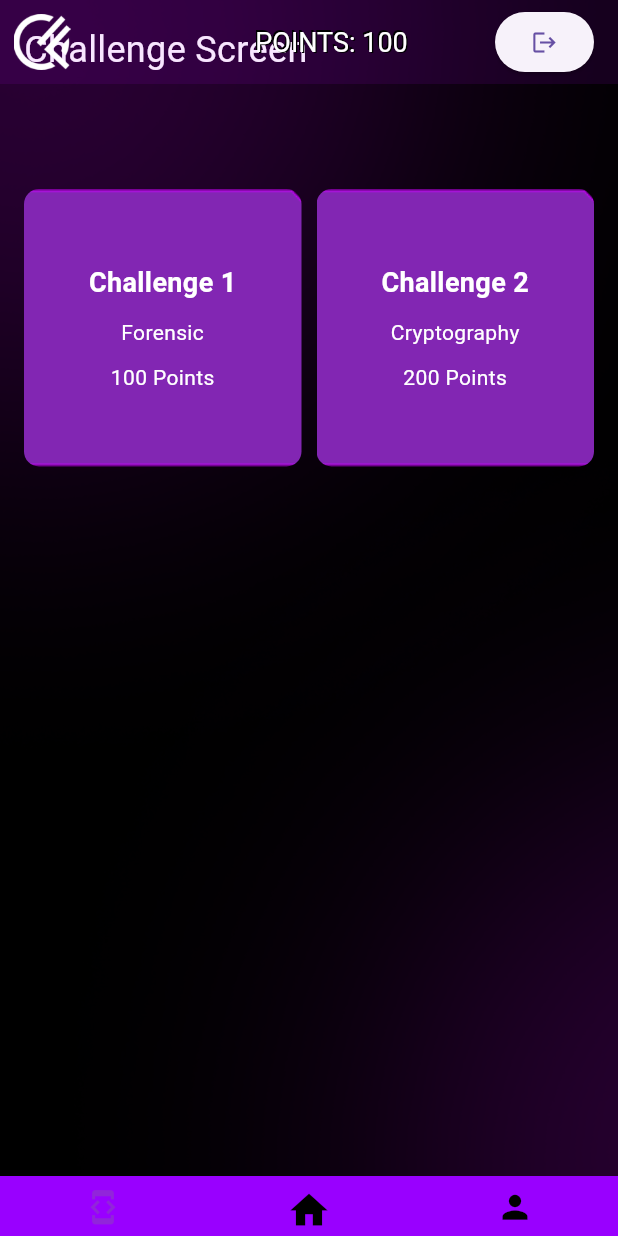
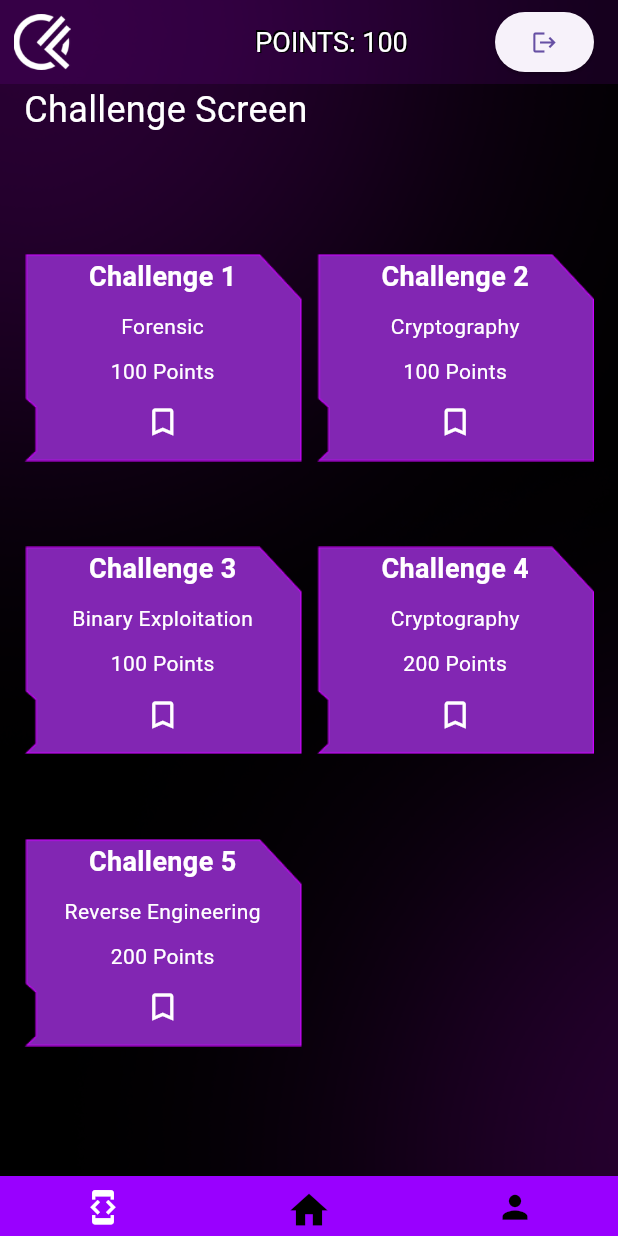
Before and after one commit to Michochi/Code-Fusion-Mobile-App, a Flutter app: the MainBodyScreen screen opened directly, scrolled down 576 dp, after a tap on the "developer mode" icon, on a phone screen of 412 x 824 dp. Run offline on Flutter 3.47's test engine with Material 3 defaults, Android fonts, the phone set to English and light mode, and no system bars; our stand-ins replace animated_text_kit, cloud_firestore, firebase_auth, firebase_core, google_fonts, shared_preferences; accounts and stored records are empty.

Commit message:
working bookmark and some minor UI changes

```diff
--- a/lib/main.dart
+++ b/lib/main.dart
@@ -2,7 +2,6 @@ import 'package:firebase_core/firebase_core.dart';
 import 'package:flutter/material.dart';
 import 'package:login_registration/screens/screen.dart';
 import 'firebase_options.dart';
-import 'package:google_fonts/google_fonts.dart';
 
 void main() async {
   WidgetsFlutterBinding.ensureInitialized();
@@ -20,11 +19,11 @@ class MyApp extends StatelessWidget {
     return MaterialApp(
       initialRoute: '/',
       routes: {
-        '/': (context) => const MainBodyScreen(),
+        '/': (context) => const LoginPage(),
         '/signin': (context) => const MyRegistration(),
         '/profile': (context) => const MyProfile(),
         '/home': (context) => const Homescreen(),
-        '/challenge': (context) => ChallengeScreen(),
+        '/challenge': (context) => const ChallengeScreen(),
       },
       title: 'Login And Registration',
       theme: ThemeData(
--- a/lib/screens/challenge.dart
+++ b/lib/screens/challenge.dart
@@ -1,9 +1,47 @@
 import 'package:flutter/material.dart';
 import 'package:google_fonts/google_fonts.dart';
 import 'package:login_registration/screens/solve.dart';
+import 'package:cloud_firestore/cloud_firestore.dart';
+import 'package:firebase_auth/firebase_auth.dart';
 
-class ChallengeScreen extends StatelessWidget {
+class ChallengeScreen extends StatefulWidget {
   const ChallengeScreen({super.key});
+
+  @override
+  _ChallengeScreenState createState() => _ChallengeScreenState();
+}
+
+class _ChallengeScreenState extends State<ChallengeScreen> {
+  final FirebaseAuth _auth = FirebaseAuth.instance;
+  final FirebaseFirestore _firestore = FirebaseFirestore.instance;
+
+  Future<void> _bookmarkChallenge(Map<String, dynamic> challenge) async {
+    final user = _auth.currentUser;
+    if (user != null) {
+      final bookmarkRef =
+          _firestore.collection('users').doc(user.uid).collection('bookmarks');
+      final querySnapshot =
+          await bookmarkRef.where('name', isEqualTo: challenge['name']).get();
+      if (querySnapshot.docs.isEmpty) {
+        await bookmarkRef.add(challenge);
+      } else {
+        await querySnapshot.docs.first.reference.delete();
+      }
+      setState(() {}); // Update UI to reflect bookmark status change
+    }
+  }
+
+  Future<bool> _isBookmarked(String challengeName) async {
+    final user = _auth.currentUser;
+    if (user != null) {
+      final bookmarkRef =
+          _firestore.collection('users').doc(user.uid).collection('bookmarks');
+      final querySnapshot =
+          await bookmarkRef.where('name', isEqualTo: challengeName).get();
+      return querySnapshot.docs.isNotEmpty;
+    }
+    return false;
+  }
 
   @override
   Widget build(BuildContext context) {
@@ -23,6 +61,21 @@ class ChallengeScreen extends StatelessWidget {
       {
         'name': 'Challenge 2',
         'category': 'Cryptography',
+        'points': 100,
+      },
+      {
+        'name': 'Challenge 3',
+        'category': 'Binary Exploitation',
+        'points': 100,
+      },
+      {
+        'name': 'Challenge 4',
+        'category': 'Cryptography',
+        'points': 200,
+      },
+      {
+        'name': 'Challenge 5',
+        'category': 'Reverse Engineering',
         'points': 200,
       },
     ];
@@ -32,7 +85,7 @@ class ChallengeScreen extends StatelessWidget {
       backgroundColor: const Color.fromARGB(255, 0, 0, 0),
       body: Stack(
         children: [
-          Positioned(
+          const Positioned(
             left: -500,
             top: -500,
             child: Opacity(
@@ -42,7 +95,7 @@ class ChallengeScreen extends StatelessWidget {
               ),
             ),
           ),
-          Positioned(
+          const Positioned(
             left: 0,
             top: 250,
             child: Opacity(
@@ -57,6 +110,9 @@ class ChallengeScreen extends StatelessWidget {
             child: Column(
               crossAxisAlignment: CrossAxisAlignment.start,
               children: [
+                const SizedBox(
+                  height: 40,
+                ),
                 Text(
                   'Challenge Screen',
                   style: GoogleFonts.dotGothic16(
@@ -64,10 +120,10 @@ class ChallengeScreen extends StatelessWidget {
                     fontSize: 24,
                   ),
                 ),
-                SizedBox(height: 20),
                 Expanded(
                   child: GridView.builder(
-                    gridDelegate: SliverGridDelegateWithFixedCrossAxisCount(
+                    gridDelegate:
+                        const SliverGridDelegateWithFixedCrossAxisCount(
                       crossAxisCount: 2,
                       crossAxisSpacing: 10,
                       mainAxisSpacing: 10,
@@ -76,6 +132,13 @@ class ChallengeScreen extends StatelessWidget {
                     itemCount: challenges.length,
                     itemBuilder: (context, index) {
                       final challenge = challenges[index];
+                      return FutureBuilder<bool>(
+                        future: _isBookmarked(challenge['name'] as String),
+                        builder: (context, snapshot) {
+                          if (!snapshot.hasData) {
+                            return Center(child: CircularProgressIndicator());
+                          }
+                          final isBookmarked = snapshot.data!;
                           return GestureDetector(
                             onTap: () {
                               Navigator.push(
@@ -87,7 +150,8 @@ class ChallengeScreen extends StatelessWidget {
                                       'name': challenge['name'] as String,
                                       'description': 'Challenge Description',
                                       'difficulty': 'Challenge Difficulty',
-                                  'category': challenge['category'] as String,
+                                      'category':
+                                          challenge['category'] as String,
                                       'points': challenge['points'] as int,
                                     },
                                   ),
@@ -99,9 +163,9 @@ class ChallengeScreen extends StatelessWidget {
                               height: imageHeight,
                               decoration: BoxDecoration(
                                 image: DecorationImage(
-                              image:
-                                  AssetImage('assets/ChallengeBoxDesign.png'),
-                              fit: BoxFit.cover,
+                                  image: AssetImage(
+                                      'assets/ChallengeBoxDesign.png'),
+                                  fit: BoxFit.fitWidth,
                                 ),
                                 borderRadius: BorderRadius.circular(10),
                               ),
@@ -135,9 +199,22 @@ class ChallengeScreen extends StatelessWidget {
                                     ),
                                     textAlign: TextAlign.center,
                                   ),
+                                  IconButton(
+                                    icon: Icon(
+                                      isBookmarked
+                                          ? Icons.bookmark
+                                          : Icons.bookmark_border,
+                                      color: Colors.white,
+                                    ),
+                                    onPressed: () {
+                                      _bookmarkChallenge(challenge);
+                                    },
+                                  ),
                                 ],
                               ),
                             ),
+                          );
+                        },
                       );
                     },
                   ),
--- a/lib/screens/homeScreen.dart
+++ b/lib/screens/homeScreen.dart
@@ -88,12 +88,12 @@ class _HomescreenState extends State<Homescreen> {
                         letterSpacing: 2.0),
                     textAlign: TextAlign.center,
                   ),
-                  const SizedBox(height: 20),
+                  const SizedBox(height: 15),
                   GridView.count(
-                    crossAxisCount: 3,
+                    crossAxisCount: 2,
                     shrinkWrap: true,
-                    mainAxisSpacing: 16.0,
-                    crossAxisSpacing: 16.0,
+                    mainAxisSpacing: 10.0,
+                    crossAxisSpacing: 10.0,
                     physics: const NeverScrollableScrollPhysics(),
                     children: [
                       buildCategoryContainer(
@@ -111,19 +111,18 @@ class _HomescreenState extends State<Homescreen> {
                           'FORENSICS',
                           screenWidth,
                           'assets/ForensicsFRAME.png'),
+                      buildCategoryContainer(
+                          'assets/Reverse.png',
+                          'REVERSE ENGINEERING',
+                          screenWidth,
+                          'assets/ReverseFrame.png'),
                     ],
                   ),
-                  const SizedBox(height: 20),
                   Container(
                     margin: const EdgeInsets.symmetric(horizontal: 16),
                     child: Row(
                       mainAxisAlignment: MainAxisAlignment.center,
                       children: [
-                        buildCategoryContainer(
-                            'assets/Reverse.png',
-                            'REVERSE ENGINEERING',
-                            screenWidth,
-                            'assets/ReverseFrame.png'),
                         const SizedBox(width: 16),
                         buildCategoryContainer(
                             'assets/Web.png',
@@ -138,7 +137,7 @@ class _HomescreenState extends State<Homescreen> {
                     margin: const EdgeInsets.all(50),
                     child: Image(
                       image: AssetImage('assets/quest.png'),
-                      width: imageWidth2,
+                      width: imageWidth2 + 30,
                     ),
                   ),
                   Container(
--- a/lib/screens/mainBodyScreen.dart
+++ b/lib/screens/mainBodyScreen.dart
@@ -17,6 +17,9 @@ class _MainBodyScreenState extends State<MainBodyScreen> {
   int currentIndex = 1; // Default to HomeScreen
   int points = 100; // Example points value, you can update it as needed
 
+  final PageController _pageController =
+      PageController(initialPage: 1); // Initialize PageController
+
   final List<Widget> _screens = [
     const ChallengeScreen(), // Use ChallengeScreen
     const Homescreen(),
@@ -24,6 +27,11 @@ class _MainBodyScreenState extends State<MainBodyScreen> {
   ];
 
   void _onItemTapped(int index) {
+    _pageController.animateToPage(
+      index,
+      duration: const Duration(milliseconds: 300),
+      curve: Curves.easeInOut,
+    );
     setState(() {
       currentIndex = index;
     });
@@ -50,8 +58,8 @@ class _MainBodyScreenState extends State<MainBodyScreen> {
       child: Scaffold(
         extendBodyBehindAppBar: true,
         appBar: AppBar(
-          leading: Padding(
-            padding: const EdgeInsets.all(9.0),
+          leading: const Padding(
+            padding: EdgeInsets.all(9.0),
             child: Image(image: AssetImage("assets/logocode.png")),
           ),
           backgroundColor: Color.fromARGB(25, 183, 0, 255),
@@ -90,7 +98,15 @@ class _MainBodyScreenState extends State<MainBodyScreen> {
             ],
           ),
         ),
-        body: _screens[currentIndex],
+        body: PageView(
+          controller: _pageController,
+          children: _screens,
+          onPageChanged: (index) {
+            setState(() {
+              currentIndex = index;
+            });
+          },
+        ),
         bottomNavigationBar: Container(
           height: 40,
           color: Color.fromARGB(255, 153, 0, 255),
@@ -101,7 +117,9 @@ class _MainBodyScreenState extends State<MainBodyScreen> {
                 icon: Icon(
                   Icons.developer_mode_outlined,
                   size: 25,
-                  color: currentIndex == 0 ? Color(0xFF9125DA) : Colors.black,
+                  color: currentIndex == 0
+                      ? Color.fromARGB(255, 255, 255, 255)
+                      : Colors.black,
                 ),
                 onPressed: () {
                   _onItemTapped(0);
@@ -112,7 +130,7 @@ class _MainBodyScreenState extends State<MainBodyScreen> {
                   Icons.home,
                   size: 30,
                   color: currentIndex == 1
-                      ? const Color(0xFF9125DA)
+                      ? Color.fromARGB(255, 255, 255, 255)
                       : Colors.black,
                 ),
                 onPressed: () {
@@ -124,7 +142,7 @@ class _MainBodyScreenState extends State<MainBodyScreen> {
                   Icons.person,
                   size: 25,
                   color: currentIndex == 2
-                      ? const Color(0xFF9125DA)
+                      ? Color.fromARGB(255, 255, 255, 255)
                       : Colors.black,
                 ),
                 onPressed: () {
--- a/lib/screens/registration.dart
+++ b/lib/screens/registration.dart
@@ -1,4 +1,3 @@
-import 'dart:ui';
 import 'package:firebase_auth/firebase_auth.dart';
 import 'package:flutter/material.dart';
 import 'package:google_fonts/google_fonts.dart';
--- a/pubspec.yaml
+++ b/pubspec.yaml
@@ -42,6 +42,7 @@ dependencies:
   google_fonts: ^6.2.1
   animated_text_kit: ^4.2.2
   animated_glitch: ^2.0.0+2
+  cloud_firestore: ^5.1.0
 dev_dependencies:
   flutter_test:
     sdk: flutter
```
Also changed, not shown: lib/screens/profile.dart (+50 -1 lines), projects/obj/project.assets.json (+6 -6 lines), projects/obj/projects.csproj.nuget.dgspec.json (+7 -7 lines), pubspec.lock, 9 other files. Lines whose indentation alone changed are shown as unchanged.
